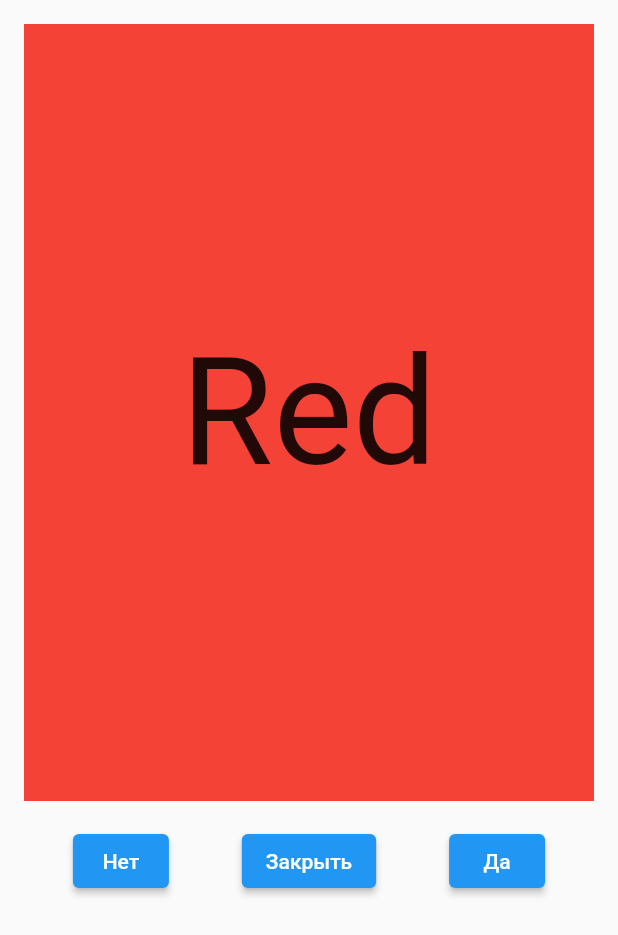
After one commit to EuphoriaAbsorber/Forwarder, a Flutter app: the QuestionPage screen opened by its route, on a phone screen of 412 x 824 dp. The commit adds this screen. Shown: the top 935 px of the screen. Run offline on Flutter 3.47's test engine with Material 2 defaults, Android fonts, the phone set to English and light mode, and no system bars; drawn by our look-alikes of swipe_cards; our stand-ins replace cached_network_image, dio, fl_chart, freezed_annotation, hive, hive_flutter and 1 more; accounts and stored records are empty; network calls fail.

Commit message:
Прототип опросника

```diff
--- a/lib/city_list/presentation/bottom_sheet_filter.dart
+++ b/lib/city_list/presentation/bottom_sheet_filter.dart
@@ -1,5 +1,6 @@
 import 'package:flutter/material.dart';
 import 'package:models/models.dart';
+import 'city_list_page.dart';
 
 class BottomSheetFilter extends StatefulWidget {
   final Filter initFilter;
@@ -154,11 +155,20 @@ class _BottomSheetFilterState extends State<BottomSheetFilter> {
                       widget.onFilterChanged(filter);
                     },
                   ),
+                  ElevatedButton(
+                    child: const Material(
+                        color: Colors.transparent, child: Text('Test')),
+                    onPressed: () => Navigator.pushNamed(
+                        context,  '/questions'
+                    )
+                  )
                 ],
               ),
             )
           ],
+
         ),
+
       ),
     );
 }
--- /dev/null
+++ b/lib/question_page/presentation/question_page.dart
@@ -0,0 +1,99 @@
+import 'package:flutter/material.dart';
+import 'package:flutter/widgets.dart';
+import 'package:swipe_cards/swipe_cards.dart';
+
+
+class QuestionPage extends StatefulWidget {
+  const QuestionPage({Key? key}) : super(key: key);
+
+
+  @override
+  _QuestionPageState createState() => _QuestionPageState();
+}
+
+class _QuestionPageState extends State<QuestionPage> {
+
+  List<SwipeItem> _swipeItems = <SwipeItem>[];
+  late MatchEngine _matchEngine;
+  GlobalKey<ScaffoldState> _scaffoldKey = GlobalKey();
+  List<String> _names = <String>["Red", "Blue", "Green", "Yellow", "Orange"];
+  List<Color> _colors = <Color>[
+    Colors.red,
+    Colors.blue,
+    Colors.green,
+    Colors.yellow,
+    Colors.orange
+  ];
+  @override
+  void initState() {
+    for (var i = 0; i < _names.length; i++) {
+      _swipeItems.add(SwipeItem(
+          content: Content(text: _names[i], color: _colors[i]),
+          likeAction: () {
+
+          },
+          nopeAction: () {
+
+          },
+          superlikeAction: () {
+            Navigator.pop(context);
+          }));
+    }
+
+    _matchEngine = MatchEngine(swipeItems: _swipeItems);
+    super.initState();
+  }
+
+  @override
+  Widget build(BuildContext context) => Scaffold(
+      key: _scaffoldKey,
+      body: Column(children: [
+        SizedBox(
+          height: 550,
+          child: SwipeCards(
+            matchEngine: _matchEngine,
+            itemBuilder: (BuildContext context, int index) {
+              return Container(
+                alignment: Alignment.center,
+                color: _swipeItems[index].content.color as Color,
+                child: Text(
+                  _swipeItems[index].content.text as String,
+                  style: TextStyle(fontSize: 100),
+                ),
+              );
+            },
+            onStackFinished: () {
+              Navigator.pop(context);
+            },
+          ),
+        ),
+        Row(
+          mainAxisAlignment: MainAxisAlignment.spaceEvenly,
+          children: [
+            ElevatedButton(
+                onPressed: () {
+                  _matchEngine.currentItem?.nope();
+                },
+                child: Text("Нет")),
+            ElevatedButton(
+                onPressed: () {
+                  //_matchEngine.currentItem?.superLike();
+                  Navigator.pop(context);
+                },
+                child: Text("Закрыть")),
+            ElevatedButton(
+                onPressed: () {
+                  _matchEngine.currentItem?.like();
+                },
+                child: Text("Да"))
+          ],
+        )
+      ]));
+}
+
+class Content {
+  final String text;
+  final Color color;
+
+  Content({required this.text, required this.color});
+}
--- a/lib/ui/app.dart
+++ b/lib/ui/app.dart
@@ -3,6 +3,7 @@ import 'package:flutter/material.dart';
 import '../city_details/presentation/details_page.dart';
 import '../city_list/presentation/city_list_page.dart';
 import '../di.dart';
+import '../question_page/presentation/question_page.dart';
 
 class AnyWayApp extends StatefulWidget {
   const AnyWayApp({Key? key}) : super(key: key);
@@ -24,6 +25,7 @@ class _AnyWayAppState extends State<AnyWayApp> {
             routes: {
               '/': (context) => const CityListPage(),
               '/details': (context) => const DetailsPage(),
+              '/questions': (context) => const QuestionPage(),
             },
           );
         } else {
--- a/pubspec.yaml
+++ b/pubspec.yaml
@@ -22,6 +22,7 @@ dependencies:
   provider: ^6.0.1
   fl_chart: ^0.40.6
   weather: ^2.0.1
+  swipe_cards: ^0.1.0
 
 
 dev_dependencies:
```
Also changed, not shown: pubspec.lock.
